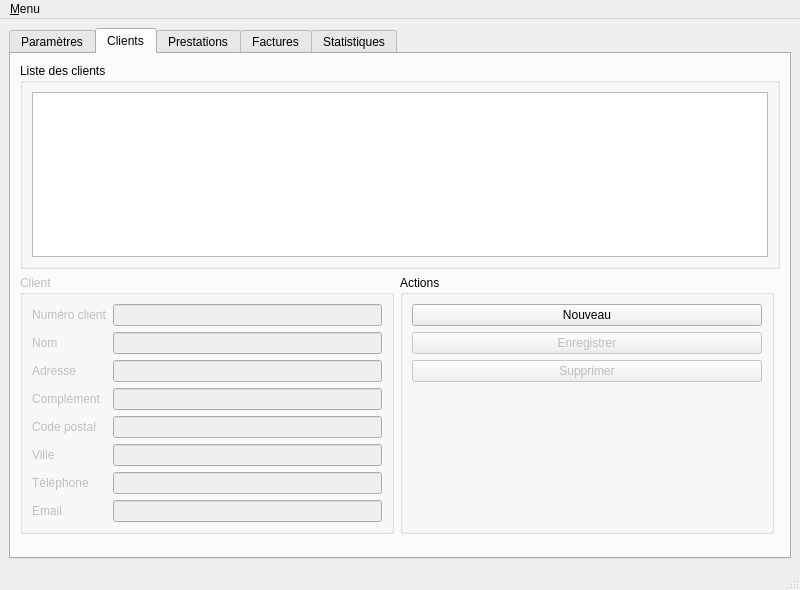
The window that ui/Qfacture.ui (jpec/Qfacture) describes before a commit, drawn with Qt 5.
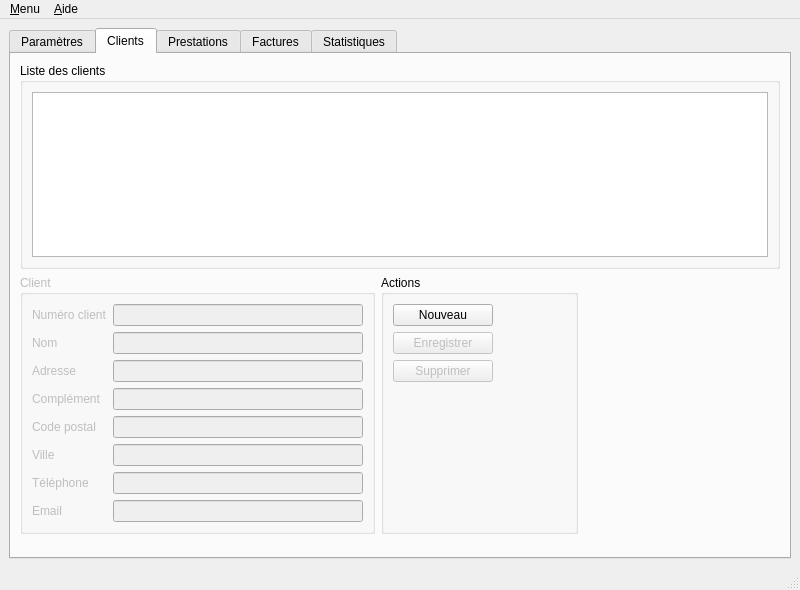
The same window after the commit. The open tabs and pages were chosen to show the change.

Commit message: Finished the parameter tab and adding save action on the client tab.

Diff of the .ui file:
```diff
--- a/ui/Qfacture.ui
+++ b/ui/Qfacture.ui
@@ -760,7 +760,20 @@
             </widget>
            </item>
            <item row="4" column="1">
-            <widget class="QLineEdit" name="cAdress2"/>
+            <widget class="QLineEdit" name="cAdress2">
+             <property name="minimumSize">
+              <size>
+               <width>250</width>
+               <height>0</height>
+              </size>
+             </property>
+             <property name="maximumSize">
+              <size>
+               <width>250</width>
+               <height>16777215</height>
+              </size>
+             </property>
+            </widget>
            </item>
            <item row="5" column="0">
             <widget class="QLabel" name="label_19">
@@ -770,7 +783,20 @@
             </widget>
            </item>
            <item row="5" column="1">
-            <widget class="QLineEdit" name="cZip"/>
+            <widget class="QLineEdit" name="cZip">
+             <property name="minimumSize">
+              <size>
+               <width>250</width>
+               <height>0</height>
+              </size>
+             </property>
+             <property name="maximumSize">
+              <size>
+               <width>250</width>
+               <height>16777215</height>
+              </size>
+             </property>
+            </widget>
            </item>
            <item row="6" column="0">
             <widget class="QLabel" name="label_20">
@@ -780,7 +806,20 @@
             </widget>
            </item>
            <item row="6" column="1">
-            <widget class="QLineEdit" name="cCity"/>
+            <widget class="QLineEdit" name="cCity">
+             <property name="minimumSize">
+              <size>
+               <width>250</width>
+               <height>0</height>
+              </size>
+             </property>
+             <property name="maximumSize">
+              <size>
+               <width>250</width>
+               <height>16777215</height>
+              </size>
+             </property>
+            </widget>
            </item>
            <item row="7" column="0">
             <widget class="QLabel" name="label_21">
@@ -790,7 +829,20 @@
             </widget>
            </item>
            <item row="7" column="1">
-            <widget class="QLineEdit" name="cPhone"/>
+            <widget class="QLineEdit" name="cPhone">
+             <property name="minimumSize">
+              <size>
+               <width>250</width>
+               <height>0</height>
+              </size>
+             </property>
+             <property name="maximumSize">
+              <size>
+               <width>250</width>
+               <height>16777215</height>
+              </size>
+             </property>
+            </widget>
            </item>
            <item row="8" column="0">
             <widget class="QLabel" name="label_22">
@@ -800,13 +852,52 @@
             </widget>
            </item>
            <item row="8" column="1">
-            <widget class="QLineEdit" name="cMail"/>
+            <widget class="QLineEdit" name="cMail">
+             <property name="minimumSize">
+              <size>
+               <width>250</width>
+               <height>0</height>
+              </size>
+             </property>
+             <property name="maximumSize">
+              <size>
+               <width>250</width>
+               <height>16777215</height>
+              </size>
+             </property>
+            </widget>
            </item>
            <item row="3" column="1">
-            <widget class="QLineEdit" name="cAdress"/>
+            <widget class="QLineEdit" name="cAdress">
+             <property name="minimumSize">
+              <size>
+               <width>250</width>
+               <height>0</height>
+              </size>
+             </property>
+             <property name="maximumSize">
+              <size>
+               <width>250</width>
+               <height>16777215</height>
+              </size>
+             </property>
+            </widget>
            </item>
            <item row="2" column="1">
-            <widget class="QLineEdit" name="cName"/>
+            <widget class="QLineEdit" name="cName">
+             <property name="minimumSize">
+              <size>
+               <width>250</width>
+               <height>0</height>
+              </size>
+             </property>
+             <property name="maximumSize">
+              <size>
+               <width>250</width>
+               <height>16777215</height>
+              </size>
+             </property>
+            </widget>
            </item>
            <item row="2" column="0">
             <widget class="QLabel" name="label_11">
@@ -816,7 +907,20 @@
             </widget>
            </item>
            <item row="1" column="1">
-            <widget class="QLineEdit" name="cId"/>
+            <widget class="QLineEdit" name="cId">
+             <property name="minimumSize">
+              <size>
+               <width>250</width>
+               <height>0</height>
+              </size>
+             </property>
+             <property name="maximumSize">
+              <size>
+               <width>250</width>
+               <height>16777215</height>
+              </size>
+             </property>
+            </widget>
            </item>
            <item row="1" column="0">
             <widget class="QLabel" name="label_10">
@@ -839,6 +943,18 @@
            </property>
            <item row="0" column="0" colspan="2">
             <widget class="QPushButton" name="cNew">
+             <property name="minimumSize">
+              <size>
+               <width>100</width>
+               <height>0</height>
+              </size>
+             </property>
+             <property name="maximumSize">
+              <size>
+               <width>100</width>
+               <height>16777215</height>
+              </size>
+             </property>
              <property name="text">
               <string>Nouveau</string>
              </property>
@@ -849,6 +965,18 @@
              <property name="enabled">
               <bool>false</bool>
              </property>
+             <property name="minimumSize">
+              <size>
+               <width>100</width>
+               <height>0</height>
+              </size>
+             </property>
+             <property name="maximumSize">
+              <size>
+               <width>100</width>
+               <height>16777215</height>
+              </size>
+             </property>
              <property name="text">
               <string>Enregistrer</string>
              </property>
@@ -872,6 +1000,18 @@
              <property name="enabled">
               <bool>false</bool>
              </property>
+             <property name="minimumSize">
+              <size>
+               <width>100</width>
+               <height>0</height>
+              </size>
+             </property>
+             <property name="maximumSize">
+              <size>
+               <width>100</width>
+               <height>16777215</height>
+              </size>
+             </property>
              <property name="text">
               <string>Supprimer</string>
              </property>
@@ -893,6 +1033,19 @@
           </property>
          </spacer>
         </item>
+        <item row="1" column="2">
+         <spacer name="horizontalSpacer_3">
+          <property name="orientation">
+           <enum>Qt::Horizontal</enum>
+          </property>
+          <property name="sizeHint" stdset="0">
+           <size>
+            <width>40</width>
+            <height>20</height>
+           </size>
+          </property>
+         </spacer>
+        </item>
        </layout>
       </widget>
       <widget class="QWidget" name="tArticle">
@@ -931,7 +1084,14 @@
     <addaction name="separator"/>
     <addaction name="action_Quitter"/>
    </widget>
+   <widget class="QMenu" name="menu_Aide">
+    <property name="title">
+     <string>&amp;Aide</string>
+    </property>
+    <addaction name="action_propos"/>
+   </widget>
    <addaction name="menu_Menu"/>
+   <addaction name="menu_Aide"/>
   </widget>
   <widget class="QStatusBar" name="statusbar"/>
   <action name="action_Sauver_les_modifications">
```
Left out of the diff: 10 changed lines with no effect on the pictures. The commit also changes 4 other files.
